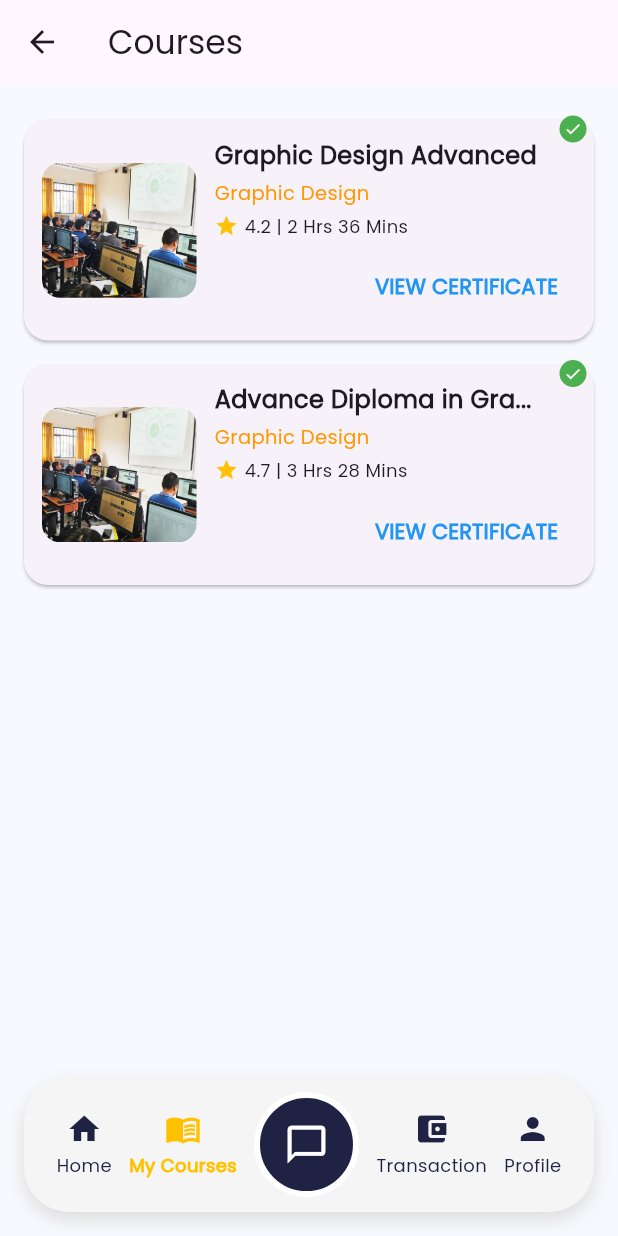
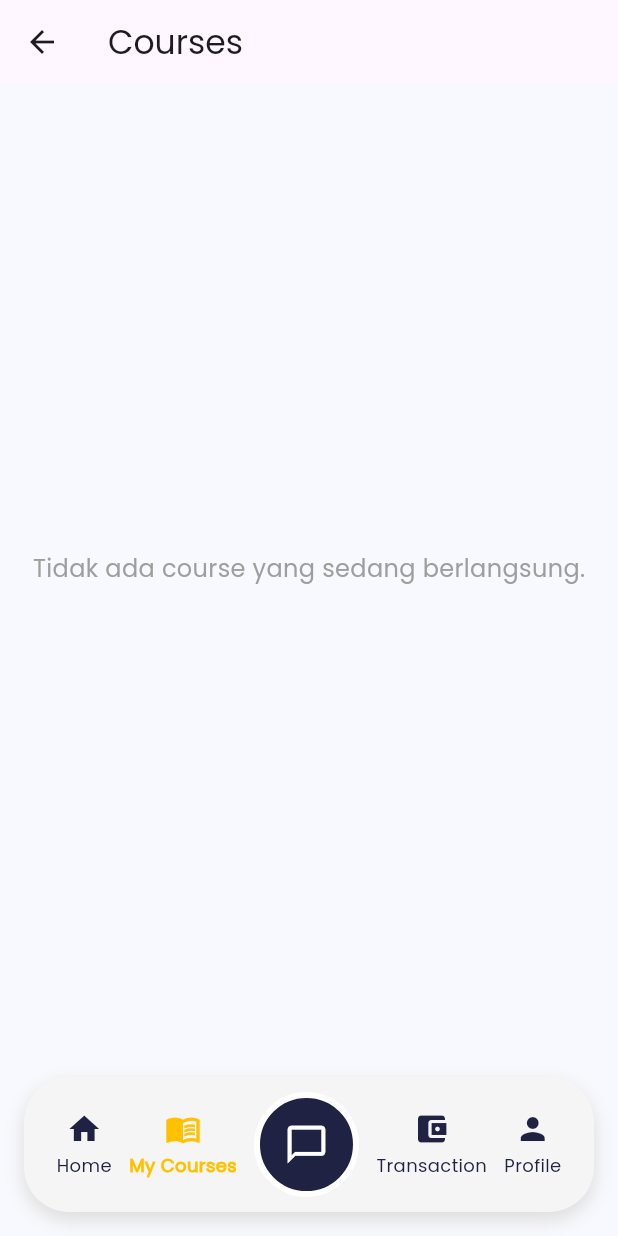
Before and after one commit to laainra/learning_app_fe, a Flutter app: the MyCoursesPage screen opened by its route, on a phone screen of 412 x 824 dp. Run offline on Flutter 3.47's test engine with Material 3 defaults, Android fonts, the light colour scheme and no system bars; our stand-ins replace carousel_slider, device_preview, file_picker, flutter_secure_storage, image_picker, shared_preferences and 1 more; missing offline and left inert: mime_type; accounts and stored records are empty.

Commit message:
feat: show course in my course

```diff
--- a/lib/screens/course/my_course.dart
+++ b/lib/screens/course/my_course.dart
@@ -22,38 +22,6 @@ class _MyCoursesPageState extends State<MyCoursesPage>
     with TickerProviderStateMixin {
   late TabController _tabController;
 
-  final completedCourses = [
-    {
-      'title': 'Graphic Design Advanced',
-      'category': 'Graphic Design',
-      'rating': 4.2,
-      'duration': '2 Hrs 36 Mins',
-    },
-    {
-      'title': 'Advance Diploma in Gra...',
-      'category': 'Graphic Design',
-      'rating': 4.7,
-      'duration': '3 Hrs 28 Mins',
-    },
-  ];
-
-  final ongoingCourses = [
-    {
-      'title': 'Intro to UI/UX Design',
-      'category': 'UI/UX Design',
-      'rating': 4.4,
-      'duration': '3 Hrs 06 Mins',
-      'progress': '93/125',
-    },
-    {
-      'title': 'Wordpress website Dev...',
-      'category': 'Web Development',
-      'rating': 3.9,
-      'duration': '1 Hr 58 Mins',
-      'progress': '12/31',
-    },
-  ];
-
   @override
   void initState() {
     _tabController = TabController(length: 2, vsync: this);
@@ -65,6 +33,13 @@ class _MyCoursesPageState extends State<MyCoursesPage>
       final mentorId = userProvider.user?.id;
       if (mentorId != null) {
         courseProvider.fetchCoursesByMentor(mentorId);
+      }
+    }
+
+    if (userProvider.user?.role == 'student') {
+      final studentId = userProvider.user?.id;
+      if (studentId != null) {
+        courseProvider.fetchStudentCourses(studentId);
       }
     }
   }
@@ -119,7 +94,7 @@ class _MyCoursesPageState extends State<MyCoursesPage>
               padding: EdgeInsets.symmetric(horizontal: 16),
               indicatorSize: TabBarIndicatorSize.tab,
               controller: _tabController,
-              tabs: const [Tab(text: "Completed"), Tab(text: "Ongoing")],
+              tabs: const [Tab(text: "Ongoing"), Tab(text: "Completed")],
               indicator: BoxDecoration(
                 color: Color(0xFF202244),
                 borderRadius: BorderRadius.circular(25),
@@ -136,11 +111,27 @@ class _MyCoursesPageState extends State<MyCoursesPage>
                         : courseProvider.mentorCourses.isEmpty
                         ? const Center(child: Text("No courses found."))
                         : _buildMentorCourseList(courseProvider.mentorCourses)
+                    : courseProvider.isLoadingStudentCourses
+                    ? const Center(child: CircularProgressIndicator())
                     : TabBarView(
                       controller: _tabController,
                       children: [
+                        // Ongoing Courses Tab
+                        courseProvider.studentOngoingCourses.isEmpty
+                            ? const Center(
+                              child: Text(
+                                "Tidak ada course yang sedang berlangsung.",
+                                style: TextStyle(
+                                  fontSize: 16,
+                                  color: Colors.grey,
+                                ),
+                              ),
+                            )
+                            : _buildStudentCourseList(
+                              courseProvider.studentOngoingCourses,
+                            ),
                         // Completed Courses Tab
-                        completedCourses.isEmpty
+                        courseProvider.studentCompletedCourses.isEmpty
                             ? const Center(
                               child: Text(
                                 "Tidak ada course yang telah diselesaikan.",
@@ -150,27 +141,8 @@ class _MyCoursesPageState extends State<MyCoursesPage>
                                 ),
                               ),
                             )
-                            : _buildCourseList(
-                              completedCourses,
-                              completed: true,
-                              userRole: userRole,
-                            ),
-
-                        // Ongoing Courses Tab
-                        ongoingCourses.isEmpty
-                            ? const Center(
-                              child: Text(
-                                "Tidak ada course yang sedang berlangsung.",
-                                style: TextStyle(
-                                  fontSize: 16,
-                                  color: Colors.grey,
-                                ),
-                              ),
-                            )
-                            : _buildCourseList(
-                              ongoingCourses,
-                              completed: false,
-                              userRole: userRole,
+                            : _buildStudentCourseList(
+                              courseProvider.studentCompletedCourses,
                             ),
                       ],
                     ),
@@ -233,11 +205,7 @@ class _MyCoursesPageState extends State<MyCoursesPage>
     );
   }
 
-  Widget _buildCourseList(
-    List<Map<String, dynamic>> courses, {
-    required bool completed,
-    required String? userRole,
-  }) {
+  Widget _buildStudentCourseList(List<Course> courses) {
     return ListView.builder(
       padding: const EdgeInsets.all(16),
       itemCount: courses.length,
@@ -245,14 +213,14 @@ class _MyCoursesPageState extends State<MyCoursesPage>
         final course = courses[index];
         return GestureDetector(
           onTap: () {
-            // Navigator.push(
-            //   context,
-            //   MaterialPageRoute(builder: (context) => CourseDetailPage(course: course)),
-            // );
+            Navigator.push(
+              context,
+              MaterialPageRoute(
+                builder: (_) => CourseDetailPage(courseId: course.id!),
+              ),
+            );
           },
-          child: Stack(
-            children: [
-              Card(
+          child: Card(
             shape: RoundedRectangleBorder(
               borderRadius: BorderRadius.circular(16),
             ),
@@ -268,13 +236,11 @@ class _MyCoursesPageState extends State<MyCoursesPage>
                       borderRadius: BorderRadius.circular(12),
                       image: DecorationImage(
                         image:
-                                course['image'] != null
+                            course.image != null
                                 ? NetworkImage(
-                                      '${Constants.imgUrl}/${course['image']!}',
+                                  '${Constants.imgUrl}/${course.image}',
                                 )
-                                    : const AssetImage(
-                                          'assets/images/course1.jpg',
-                                        ) // Use a default image if no image is provided
+                                : const AssetImage('assets/images/course1.jpg')
                                     as ImageProvider,
                         fit: BoxFit.cover,
                       ),
@@ -286,7 +252,7 @@ class _MyCoursesPageState extends State<MyCoursesPage>
                       crossAxisAlignment: CrossAxisAlignment.start,
                       children: [
                         Text(
-                              course['title'],
+                          course.name,
                           style: const TextStyle(
                             fontWeight: FontWeight.bold,
                             fontSize: 16,
@@ -294,7 +260,7 @@ class _MyCoursesPageState extends State<MyCoursesPage>
                         ),
                         const SizedBox(height: 4),
                         Text(
-                              course['category'],
+                          course.category ?? 'Unknown Category',
                           style: const TextStyle(
                             color: Colors.orange,
                             fontSize: 13,
@@ -303,48 +269,59 @@ class _MyCoursesPageState extends State<MyCoursesPage>
                         const SizedBox(height: 4),
                         Row(
                           children: [
-                                const Icon(
-                                  Icons.star,
-                                  size: 16,
-                                  color: Colors.amber,
-                                ),
-                                const SizedBox(width: 4),
-                                Text(
-                                  "${course['rating']} | ${course['duration']}",
-                                  style: const TextStyle(fontSize: 12),
-                                ),
-                              ],
-                            ),
-                            const SizedBox(height: 8),
-                            if (completed)
-                              Align(
-                                alignment: Alignment.bottomRight,
-                                child: TextButton(
-                                  onPressed: () {
-                                    Navigator.push(
+                            ClipOval(
+                              child:
+                                  course.user != null
+                                      ? Image.network(
+                                        '${Constants.imgUrl}/${course.user?.photo}', // Assuming user has an image field
+                                        width: 50,
+                                        height: 50,
+                                        fit: BoxFit.cover,
+                                        errorBuilder: (
                                           context,
-                                      MaterialPageRoute(
-                                        builder: (_) => const CertificatePage(),
+                                          error,
+                                          stackTrace,
+                                        ) {
+                                          return Container(
+                                            width: 50,
+                                            height: 50,
+                                            color: Colors.white,
+                                            child: const Icon(
+                                              Icons.person,
+                                              size: 50,
+                                              color: Colors.grey,
                                             ),
                                           );
                                         },
-                                  child: const Text(
-                                    "VIEW CERTIFICATE",
-                                    style: TextStyle(
-                                      color: Colors.blue,
-                                      fontWeight: FontWeight.bold,
+                                      )
+                                      : Container(
+                                        width: 50,
+                                        height: 50,
+                                        color: Colors.white,
+                                        child: const Icon(
+                                          Icons.person,
+                                          size: 70,
+                                          color: Colors.grey,
                                         ),
                                       ),
                             ),
+                            const SizedBox(width: 8),
+                            Expanded(
+                              child: Column(
+                                crossAxisAlignment: CrossAxisAlignment.start,
+                                children: [
+                                  Text(
+                                    course.user?.name ??
+                                        'Unknown Mentor', // Assuming user has a name field
+                                    style: const TextStyle(fontSize: 13),
+                                    maxLines: 1,
+                                    overflow: TextOverflow.ellipsis,
                                   ),
-                            if (!completed)
-                              Align(
-                                alignment: Alignment.bottomRight,
-                                child: Text(
-                                  course['progress'] ?? '',
-                                  style: const TextStyle(
-                                    fontWeight: FontWeight.bold,
-                                  ),
+                                  const Text(
+                                    "Mentor",
+                                    style: TextStyle(
+                                      fontSize: 11,
+                                      color: Colors.grey,
                                     ),
                                   ),
                                 ],
@@ -352,49 +329,12 @@ class _MyCoursesPageState extends State<MyCoursesPage>
                             ),
                           ],
                         ),
+                      ],
                     ),
-              ),
-              // Edit and Delete Buttons for mentors
-              if (userRole == 'mentor' && !completed)
-                Positioned(
-                  top: 5,
-                  right: 5,
-                  child: Row(
-                    children: [
-                      IconButton(
-                        icon: const Icon(Icons.edit, color: Colors.blue),
-                        onPressed: () {
-                          // Navigate to the edit page
-                        },
-                      ),
-                      IconButton(
-                        icon: const Icon(Icons.delete, color: Colors.red),
-                        onPressed: () {
-                          // Handle course deletion
-                        },
                   ),
                 ],
               ),
             ),
-              // Icon centang hijau di pojok kanan atas jika completed
-              if (completed)
-                Positioned(
-                  top: 5,
-                  right: 5,
-                  child: Container(
-                    decoration: const BoxDecoration(
-                      shape: BoxShape.circle,
-                      color: Colors.green,
-                    ),
-                    padding: const EdgeInsets.all(3),
-                    child: const Icon(
-                      Icons.check,
-                      size: 12,
-                      color: Colors.white,
-                    ),
-                  ),
-                ),
-            ],
           ),
         );
       },
@@ -578,4 +518,13 @@ class _MyCoursesPageState extends State<MyCoursesPage>
       },
     );
   }
+
+  Widget _buildImagePlaceholder() {
+    return Container(
+      height: 140,
+      width: double.infinity,
+      color: Colors.grey[300],
+      child: const Icon(Icons.broken_image, size: 50, color: Colors.grey),
+    );
   }
+}
--- a/lib/services/constants.dart
+++ b/lib/services/constants.dart
@@ -2,10 +2,10 @@ import 'package:intl/intl.dart';
 
 class Constants {
   static const String baseUrl =
-      "http://192.168.1.25:8000/api"; // Replace with your API URL
+      "http://192.168.100.63:8000/api"; // Replace with your API URL
 
   static const String imgUrl =
-      "http://192.168.1.25:8000"; // Replace with your API URL
+      "http://192.168.100.63:8000"; // Replace with your API URL
 
   String formatRupiah(String price) {
     try {
```
Also changed, not shown: lib/models/course_model.dart (+18 -13 lines), lib/providers/course_provider.dart (+26 -0 lines), lib/screens/dashboard/student_dashboard.dart (+48 -11 lines), lib/services/course_service.dart (+36 -0 lines). Lines whose indentation alone changed are shown as unchanged.
